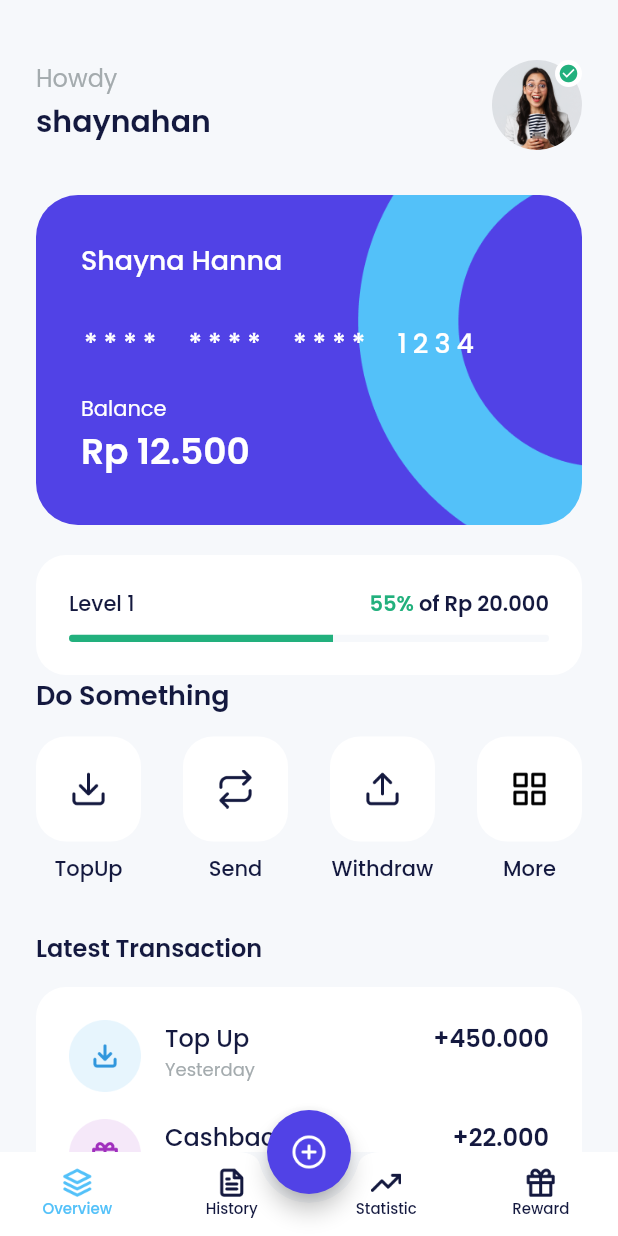
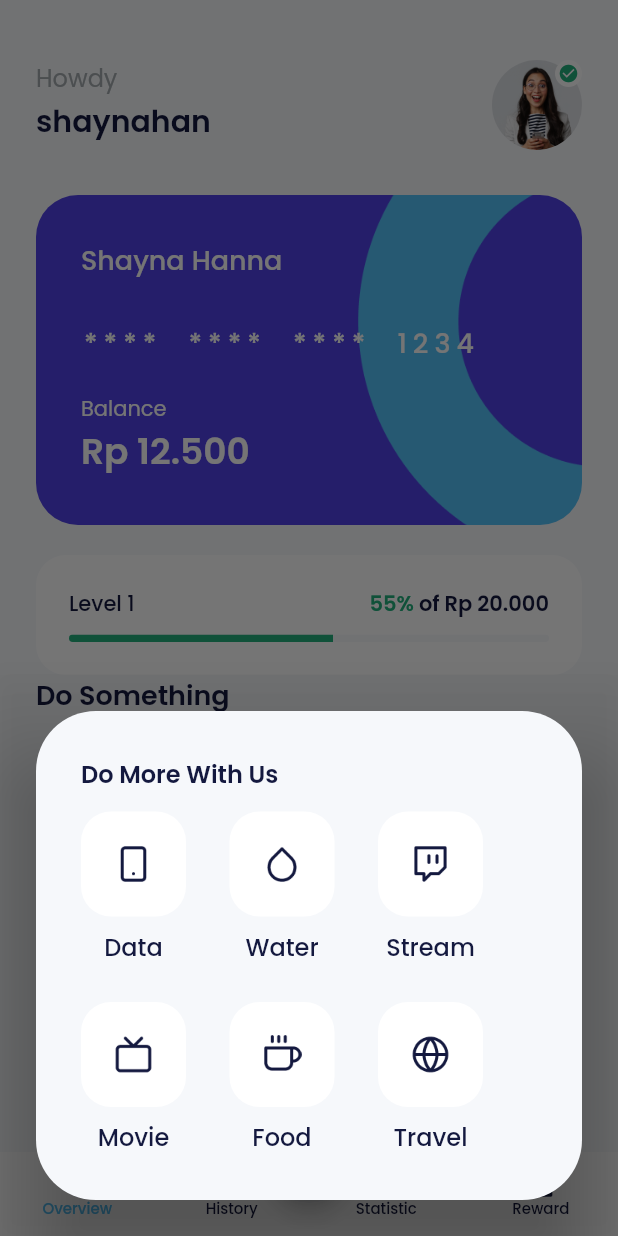
Before and after one commit to suryaandh/flutter-e-wallet, a Flutter app: the HomePage screen opened by its route, after a tap on "More", on a phone screen of 412 x 824 dp. Run offline on Flutter 3.47's test engine with Material 2 defaults, Android fonts, the phone set to English and light mode, and no system bars; our stand-ins replace another_flushbar, carousel_slider, google_fonts.

Commit message:
add route and update some page

```diff
--- a/lib/main.dart
+++ b/lib/main.dart
@@ -1,4 +1,7 @@
 import 'package:flutter/material.dart';
+import 'package:flutter_ewallet/ui/pages/data/data_provider_page.dart';
+import 'package:flutter_ewallet/ui/pages/data/data_selected_page.dart';
+import 'package:flutter_ewallet/ui/pages/data/data_success_page.dart';
 import 'package:flutter_ewallet/ui/pages/profile/edit_profile_page.dart';
 import 'package:flutter_ewallet/ui/pages/profile/edit_profile_pin_page.dart';
 import 'package:flutter_ewallet/ui/pages/home_page.dart';
@@ -64,6 +67,9 @@ class MyApp extends StatelessWidget {
         '/transfer': (context) => const TransferPage(),
         '/transfer-amount': (context) => const TransferAmountPage(),
         '/transfer-success': (context) => const TransferSuccessPage(),
+        '/data-provider': (context) => const DataProviderPage(),
+        '/data-selected': (context) => const DataSelectedPage(),
+        '/data-success': (context) => const DataSuccessPage(),
       },
     );
   }
--- a/lib/ui/pages/home_page.dart
+++ b/lib/ui/pages/home_page.dart
@@ -3,6 +3,7 @@ import 'package:flutter_ewallet/ui/widgets/custom_card_friendly.dart';
 import 'package:flutter_ewallet/ui/widgets/custom_home_services.dart';
 import 'package:flutter_ewallet/ui/widgets/custom_latest_transaction_item.dart';
 import 'package:flutter_ewallet/ui/widgets/custom_user.dart';
+import 'package:flutter_ewallet/utils/shared.dart';
 import 'package:flutter_ewallet/utils/theme.dart';
 
 class HomePage extends StatelessWidget {
@@ -157,36 +158,36 @@ class HomePage extends StatelessWidget {
               color: whiteColor,
             ),
             child: Column(
-              children: const [
+              children: [
                 LatestTransactionItem(
                   iconUrl: 'assets/ic_transaction_cat1.png',
                   title: 'Top Up',
                   time: 'Yesterday',
-                  value: '+450.000',
+                  value: '+ ${formatCurrency(450000, symbol: '')}',
                 ),
                 LatestTransactionItem(
                   iconUrl: 'assets/ic_transaction_cat2.png',
                   title: 'Cashback',
                   time: 'Sep 11',
-                  value: '+22.000',
+                  value: '+ ${formatCurrency(22000, symbol: '')}',
                 ),
                 LatestTransactionItem(
                   iconUrl: 'assets/ic_transaction_cat3.png',
                   title: 'Withdraw',
                   time: 'Sep 2',
-                  value: '-50.000',
+                  value: '- ${formatCurrency(60000, symbol: '')}',
                 ),
                 LatestTransactionItem(
                   iconUrl: 'assets/ic_transaction_cat4.png',
                   title: 'Transfer',
                   time: 'Aug 22',
-                  value: '-120.000',
+                  value: '- ${formatCurrency(120000, symbol: '')}',
                 ),
                 LatestTransactionItem(
                   iconUrl: 'assets/ic_transaction_cat5.png',
                   title: 'Electric',
                   time: 'Feb 16',
-                  value: '-1.450.000',
+                  value: '- ${formatCurrency(1450000, symbol: '')}',
                 ),
               ],
             ),
@@ -237,7 +238,11 @@ class HomePage extends StatelessWidget {
               CustomHomeServices(
                 iconUrl: 'assets/ic_more.png',
                 title: 'More',
-                onTap: () {},
+                onTap: () {
+                  showDialog(
+                      context: context,
+                      builder: (context) => const MoreDialog());
+                },
               ),
             ],
           ),
@@ -273,7 +278,7 @@ class HomePage extends StatelessWidget {
                 ),
               ),
               Text(
-                ' of Rp 20.000',
+                ' of ${formatCurrency(20000)}',
                 style: blackTextStyle.copyWith(
                   fontWeight: semiBold,
                 ),
@@ -338,7 +343,7 @@ class HomePage extends StatelessWidget {
           ),
           Text('Balance', style: whiteTextStyle),
           Text(
-            'Rp 12.500',
+            formatCurrency(12500),
             style: whiteTextStyle.copyWith(
               fontSize: 24,
               fontWeight: semiBold,
@@ -473,3 +478,73 @@ class HomePage extends StatelessWidget {
     );
   }
 }
+
+class MoreDialog extends StatelessWidget {
+  const MoreDialog({super.key});
+
+  @override
+  Widget build(BuildContext context) {
+    return AlertDialog(
+      backgroundColor: Colors.transparent,
+      insetPadding: EdgeInsets.zero,
+      alignment: Alignment.bottomCenter,
+      content: Container(
+        height: 326,
+        width: MediaQuery.of(context).size.width,
+        padding: const EdgeInsets.all(30),
+        decoration: BoxDecoration(
+          color: lightBackgroundColor,
+          borderRadius: BorderRadius.circular(40),
+        ),
+        child: Column(
+          crossAxisAlignment: CrossAxisAlignment.start,
+          children: [
+            Text(
+              "Do More With Us",
+              style: blackTextStyle.copyWith(
+                fontSize: 16,
+                fontWeight: semiBold,
+              ),
+            ),
+            SizedBox(
+              height: 13,
+            ),
+            Wrap(
+              spacing: 29,
+              runSpacing: 25,
+              children: [
+                CustomHomeServices(
+                  iconUrl: 'assets/ic_product_data.png',
+                  title: 'Data',
+                  onTap: () {
+                    Navigator.pushNamed(context, '/data-provider');
+                  },
+                ),
+                CustomHomeServices(
+                  iconUrl: 'assets/ic_product_water.png',
+                  title: 'Water',
+                ),
+                CustomHomeServices(
+                  iconUrl: 'assets/ic_product_stream.png',
+                  title: 'Stream',
+                ),
+                CustomHomeServices(
+                  iconUrl: 'assets/ic_product_movie.png',
+                  title: 'Movie',
+                ),
+                CustomHomeServices(
+                  iconUrl: 'assets/ic_product_food.png',
+                  title: 'Food',
+                ),
+                CustomHomeServices(
+                  iconUrl: 'assets/ic_product_travel.png',
+                  title: 'Travel',
+                ),
+              ],
+            )
+          ],
+        ),
+      ),
+    );
+  }
+}
--- a/lib/ui/pages/onboarding_page.dart
+++ b/lib/ui/pages/onboarding_page.dart
@@ -1,6 +1,6 @@
 import 'package:carousel_slider/carousel_slider.dart';
 import 'package:flutter/material.dart';
-import 'package:flutter_ewallet/ui/pages/sign_in_page.dart';
+import 'package:flutter_ewallet/ui/pages/sign-up/sign_in_page.dart';
 import 'package:flutter_ewallet/ui/widgets/custom_button.dart';
 import 'package:flutter_ewallet/utils/theme.dart';
 
--- a/lib/ui/pages/profile/pin_page.dart
+++ b/lib/ui/pages/profile/pin_page.dart
@@ -1,5 +1,6 @@
 import 'package:flutter/material.dart';
 import 'package:flutter_ewallet/ui/widgets/custom_input_pin_button.dart';
+import 'package:flutter_ewallet/utils/shared.dart';
 import 'package:flutter_ewallet/utils/theme.dart';
 
 class PinPage extends StatefulWidget {
@@ -18,8 +19,14 @@ class _PinPageState extends State<PinPage> {
         pinController.text = pinController.text + number;
       });
     }
-    if (pinController.text.length == 6 && pinController.text == '123123') {
-      Navigator.pop(context, true);
+
+    if (pinController.text.length == 6) {
+      if (pinController.text.length == 6 && pinController.text == '123123') {
+        Navigator.pop(context, true);
+      } else {
+        showCustomSnackBar(
+            context, 'PIN yang anda masukkan salah. Silahkan ciba lagi');
+      }
     }
   }
 
```
